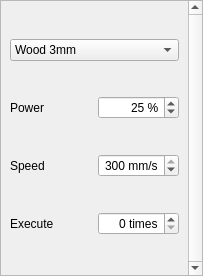
This is src/widgets/panels/layer-params-panel.ui in flux3dp/swiftray as Qt 5 draws it before an edit. The edited form follows.
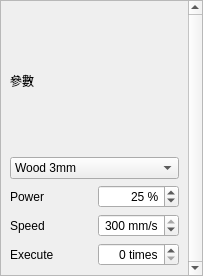
This is the edited form.

Commit message: Add title for layer param panel

What changed in the file:
```diff
--- a/src/widgets/panels/layer-params-panel.ui
+++ b/src/widgets/panels/layer-params-panel.ui
@@ -63,7 +63,7 @@
        <rect>
         <x>0</x>
         <y>0</y>
-        <width>187</width>
+        <width>201</width>
         <height>274</height>
        </rect>
       </property>
@@ -75,6 +75,21 @@
       </property>
       <layout class="QVBoxLayout" name="verticalLayout_3">
        <item>
+        <layout class="QVBoxLayout" name="verticalLayout">
+         <item>
+          <widget class="QLabel" name="presetParamLabel">
+           <property name="minimumSize">
+            <size>
+             <width>161</width>
+             <height>0</height>
+            </size>
+           </property>
+           <property name="text">
+            <string>參數</string>
+           </property>
+          </widget>
+         </item>
+         <item>
         <widget class="QComboBox" name="presetComboBox">
          <property name="enabled">
           <bool>true</bool>
@@ -104,6 +119,8 @@
           </property>
          </item>
         </widget>
+         </item>
+        </layout>
        </item>
        <item>
         <layout class="QHBoxLayout" name="horizontalLayout_3">
```
Lines whose indentation alone changed are shown as unchanged. The commit also changes 1 other file.
